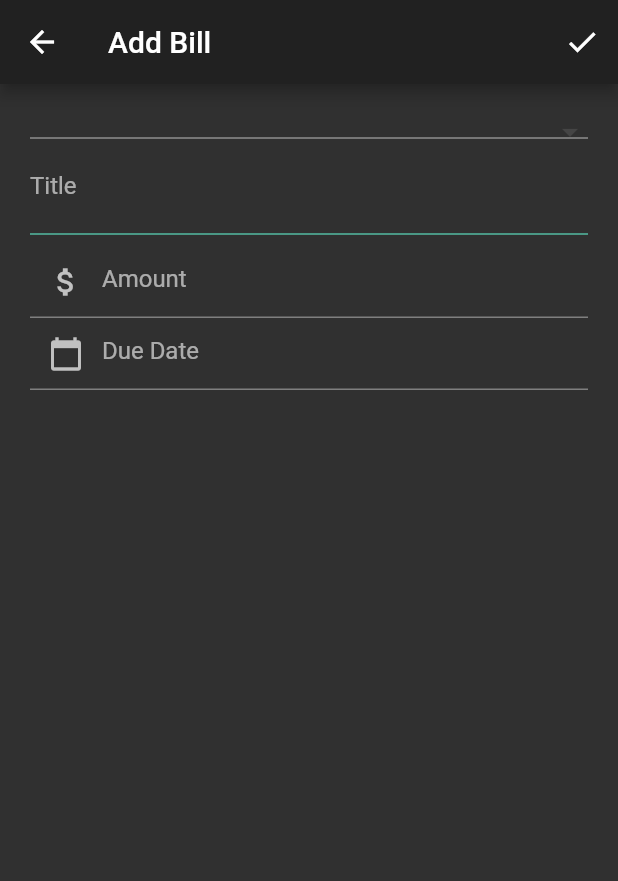
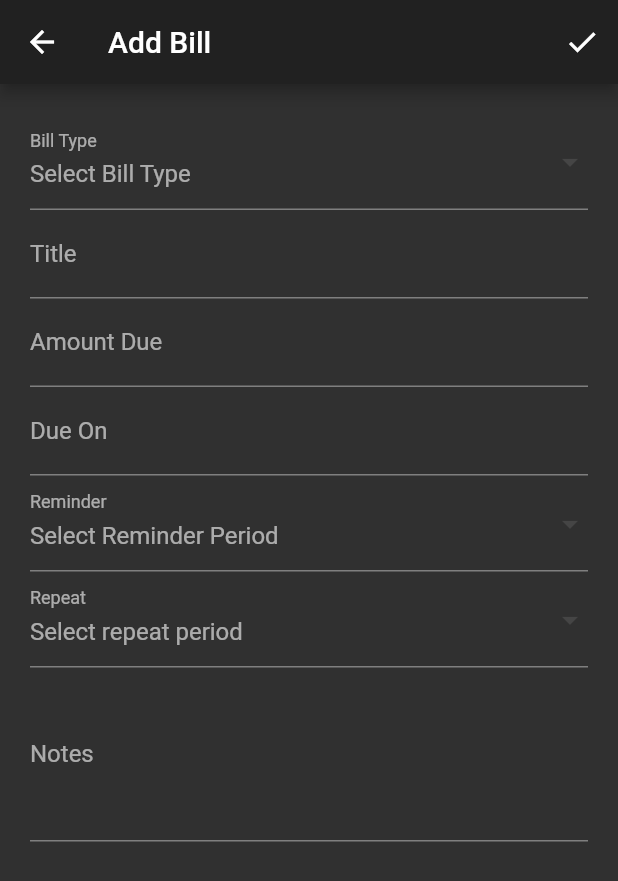
Before and after one commit to Throwy/billsmanager, a Flutter app: the CreateBillPage screen opened directly, on a phone screen of 412 x 824 dp. Shown: the top 881 px of the screen. Run offline on Flutter 3.47's test engine with Material 2 defaults, Android fonts, the phone set to English and light mode, and no system bars; drawn by our look-alikes of flutter_form_builder; our stand-ins replace shared_preferences; accounts and stored records are empty.

Commit message:
create bill form done. just needs to save

```diff
--- a/lib/models/BIll.dart
+++ b/lib/models/BIll.dart
@@ -1,11 +1,24 @@
 class Bill {
   int id;
+  String billType;
   String title;
   DateTime dueOn;
-  double amountDue;
+  String amountDue;
   bool reminder;
-  Duration reminderPeriod;
+  String reminderPeriod;
   bool repeats;
-  Duration repeatPeriod;
+  String repeatPeriod;
   String notes;
+  Bill();
+  Bill.withValues(
+      this.id,
+      this.billType,
+      this.title,
+      this.dueOn,
+      this.amountDue,
+      this.reminder,
+      this.reminderPeriod,
+      this.repeats,
+      this.repeatPeriod,
+      this.notes);
 }
--- a/lib/pages/entryforms/CreateBillPage.dart
+++ b/lib/pages/entryforms/CreateBillPage.dart
@@ -1,19 +1,34 @@
+import 'package:billsmanager/models/BIll.dart';
 import 'package:flutter/material.dart';
+import 'package:flutter/services.dart';
+import 'package:intl/intl.dart';
 import 'package:billsmanager/models/DropDownItems.Dart';
+import 'package:flutter_form_builder/flutter_form_builder.dart';
 
 class CreateBillPage extends StatefulWidget {
   CreateBillPageState createState() => new CreateBillPageState();
 }
 
 class CreateBillPageState extends State<CreateBillPage> {
-  final GlobalKey<FormState> _formKey = GlobalKey<FormState>();
+  final GlobalKey<FormBuilderState> _formKey = GlobalKey<FormBuilderState>();
   final String _title = "Add Bill";
-
-  EdgeInsets _fieldMargins = EdgeInsets.fromLTRB(0, 0.0, 0, 0.0);
+  Bill _newBill = new Bill();
 
   @override
   void initState() {
     super.initState();
+  }
+
+  void createBill() {
+    if (_formKey.currentState.validate()) {
+      print(_newBill.billType);
+      print(_newBill.title);
+      print(_newBill.amountDue);
+      print(_newBill.dueOn);
+      print(_newBill.reminderPeriod);
+      print(_newBill.repeatPeriod);
+      print(_newBill.notes);
+    }
   }
 
   @override
@@ -24,83 +39,135 @@ class CreateBillPageState extends State<CreateBillPage> {
         actions: <Widget>[
           IconButton(
             icon: Icon(Icons.check),
-            onPressed: () => print("Create"),
-          ),
+            onPressed: () {
+              createBill();
+              Navigator.pop(context);
+            },
+          )
         ],
       ),
       body: ListView(
         padding: EdgeInsets.all(20.0),
         children: <Widget>[
-          Form(
+          FormBuilder(
             key: _formKey,
             child: Column(
-              crossAxisAlignment: CrossAxisAlignment.start,
               children: <Widget>[
-                Container(
-                  margin: _fieldMargins,
-                  child: FormField(
-                    builder: (context) {
-                      return DropdownButton(
-                        isExpanded: true,
-                        onChanged: (value) => print(value),
-                        items: DropDownItems.billTypes.map<DropdownMenuItem>(
-                          (type) {
-                            return DropdownMenuItem(
+                FormBuilderDropdown(
+                  attribute: "billType",
+                  decoration: InputDecoration(
+                    labelText: "Bill Type",
+                  ),
+                  validators: [
+                    FormBuilderValidators.required(),
+                  ],
+                  hint: Text("Select Bill Type"),
+                  items: DropDownItems.billTypes
+                      .map(
+                        (type) => DropdownMenuItem(
                           value: type,
                           child: Text(type),
-                            );
-                          },
-                        ).toList(),
-                      );
-                    },
                         ),
+                      )
+                      .toList(),
+                  onChanged: (val) => setState(() {
+                    _newBill.billType = val;
+                  }),
                 ),
-                Container(
-                  margin: _fieldMargins,
-                  child: FormField(
-                    builder: (context) {
-                      return TextField(
+                FormBuilderTextField(
+                  attribute: "title",
                   decoration: InputDecoration(
-                          hintText: "Title",
-                          border: InputBorder.none
+                    labelText: "Title",
                   ),
-                      );
-                    },
+                  validators: [
+                    FormBuilderValidators.required(),
+                    FormBuilderValidators.maxLength(30),
+                  ],
+                  onChanged: (val) => setState(() {
+                    _newBill.title = val;
+                  }),
                 ),
+                FormBuilderTextField(
+                  attribute: "amountDue",
+                  validators: [
+                    FormBuilderValidators.required(),
+                    FormBuilderValidators.numeric(),
+                  ],
+                  keyboardType: TextInputType.number,
+                  decoration: InputDecoration(
+                    labelText: "Amount Due",
                   ),
-                Divider(
-                  color: Theme.of(context).accentColor,
+                  onChanged: (val) => setState(() {
+                    _newBill.amountDue = val;
+                  }),
                 ),
-                Container(
-                  margin: _fieldMargins,
-                  child: TextField(
+                FormBuilderDateTimePicker(
+                  attribute: "dueOn",
+                  inputType: InputType.date,
+                  validators: [
+                    FormBuilderValidators.required(),
+                  ],
+                  format: DateFormat("MM-dd-yyyy"),
                   decoration: InputDecoration(
-                      hintText: "Amount",
-                      prefixIcon: Icon(Icons.attach_money),
+                    labelText: "Due On",
                   ),
+                  onChanged: (val) => setState(() {
+                    _newBill.dueOn = val;
+                  }),
                 ),
+                FormBuilderDropdown(
+                  attribute: "reminderPeriod",
+                  hint: Text("Select Reminder Period"),
+                  decoration: InputDecoration(
+                    labelText: "Reminder",
                   ),
-                Container(
-                  margin: _fieldMargins,
-                  child: TextField(
-                    readOnly: true,
-                    onTap: () => showDatePicker(
-                      context: context,
-                      initialDate: DateTime.now(),
-                      firstDate: DateTime(DateTime.now().year),
-                      lastDate: DateTime(2999),
-                      builder: (context, child) {
-                        return Theme(
-                          data: ThemeData.dark(),
-                          child: child,
-                        );
-                      },
+                  validators: [
+                    FormBuilderValidators.required(),
+                  ],
+                  //initialValue: "5 days before",
+                  items: DropDownItems.reminderPeriods
+                      .map(
+                        (item) => DropdownMenuItem(
+                          value: item,
+                          child: Text(item),
                         ),
+                      )
+                      .toList(),
+                  onChanged: (val) => setState(() {
+                    _newBill.reminderPeriod = val;
+                  }),
+                ),
+                FormBuilderDropdown(
+                  attribute: "repeatPeriod",
+                  hint: Text("Select repeat period"),
                   decoration: InputDecoration(
-                      hintText: "Due Date",
-                      prefixIcon: Icon(Icons.calendar_today),
+                    labelText: "Repeat",
                   ),
+                  validators: [
+                    FormBuilderValidators.required(),
+                  ],
+                  //initialValue: "Does not repeat",
+                  items: DropDownItems.repeatPeriods
+                      .map(
+                        (item) => DropdownMenuItem(
+                          value: item,
+                          child: Text(item),
                         ),
+                      )
+                      .toList(),
+                  onChanged: (val) => setState(() {
+                    _newBill.repeatPeriod = val;
+                  }),
+                ),
+                FormBuilderTextField(
+                  attribute: "notes",
+                  decoration: InputDecoration(
+                    labelText: "Notes",
+                  ),
+                  maxLines: 4,
+                  onChanged: (val) => setState(() {
+                    _newBill.notes = val;
+                  }),
                 ),
               ],
             ),
```
Also changed, not shown: lib/main.dart (+9 -6 lines), lib/models/DropDownItems.Dart (+19 -0 lines), lib/store/BillsState.dart (+2 -6 lines), pubspec.lock. Lines whose indentation alone changed are shown as unchanged.
